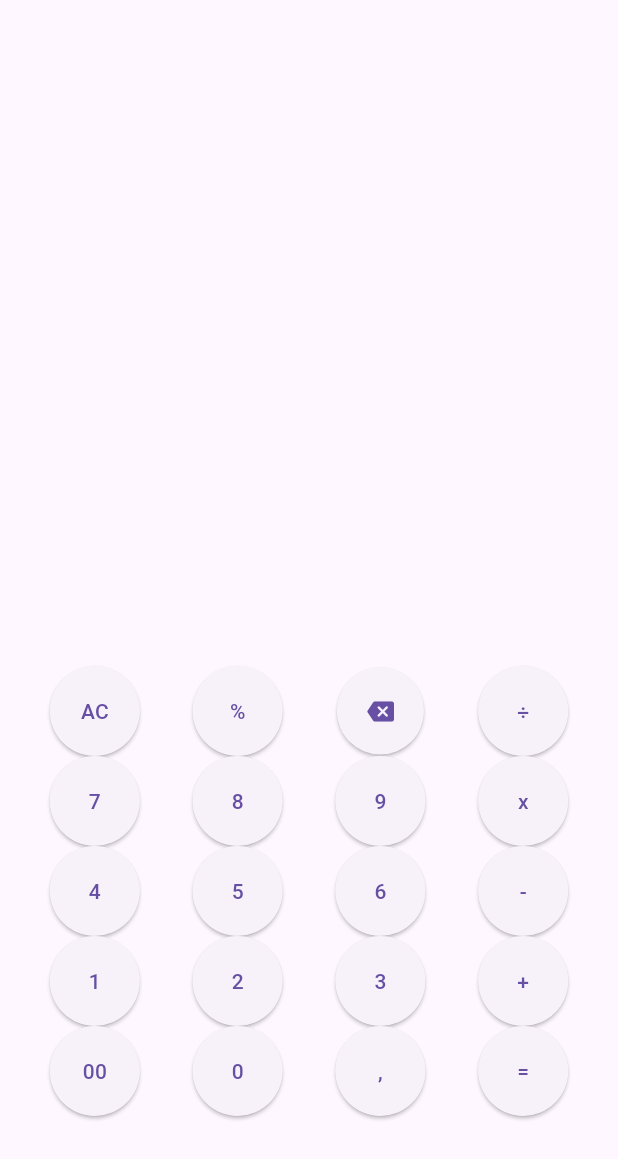
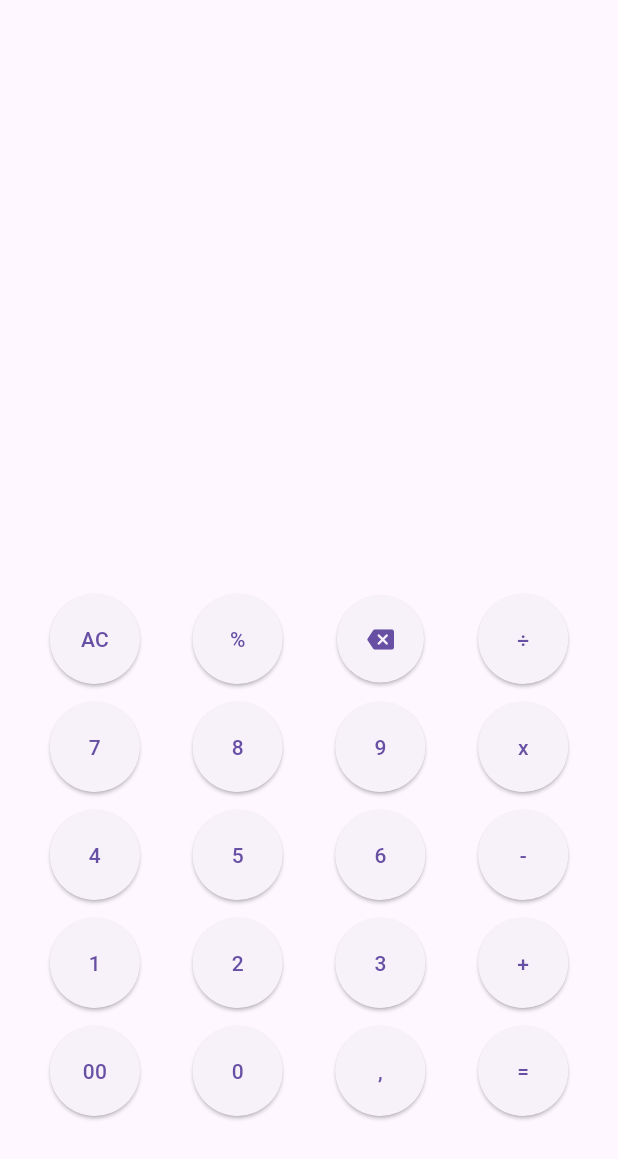
Before and after one commit to samuel181818/Calculadora_Vice_City, a Flutter app: the screen it shows after launch, on a phone screen of 412 x 824 dp. Shown: the top 1159 px of the screen. Run offline on Flutter 3.47's test engine with Material 3 defaults, Android fonts, the phone set to English and light mode, and no system bars.

Commit message:
separar botones

```diff
--- a/lib/main.dart
+++ b/lib/main.dart
@@ -58,6 +58,7 @@ class _MyWidgetState extends State<MyWidget> {
                 ),
               ],
             ),
+            const SizedBox(height: 12),
             Row(
               mainAxisAlignment: MainAxisAlignment.spaceEvenly,
               children: [
@@ -95,6 +96,7 @@ class _MyWidgetState extends State<MyWidget> {
                 ),
               ],
             ),
+            const SizedBox(height: 12),
             Row(
               mainAxisAlignment: MainAxisAlignment.spaceEvenly,
               children: [
@@ -132,6 +134,7 @@ class _MyWidgetState extends State<MyWidget> {
                 ),
               ],
             ),
+            const SizedBox(height: 12),
             Row(
               mainAxisAlignment: MainAxisAlignment.spaceEvenly,
               children: [
@@ -169,6 +172,7 @@ class _MyWidgetState extends State<MyWidget> {
                 ),
               ],
             ),
+            const SizedBox(height: 12),
             Row(
               mainAxisAlignment: MainAxisAlignment.spaceEvenly,
               children: [
```
Also changed, not shown: 1 other file.
